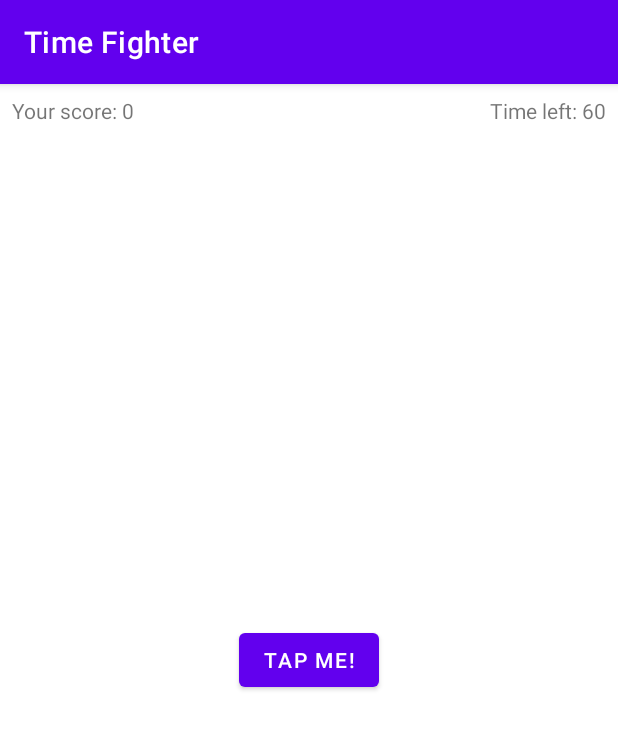
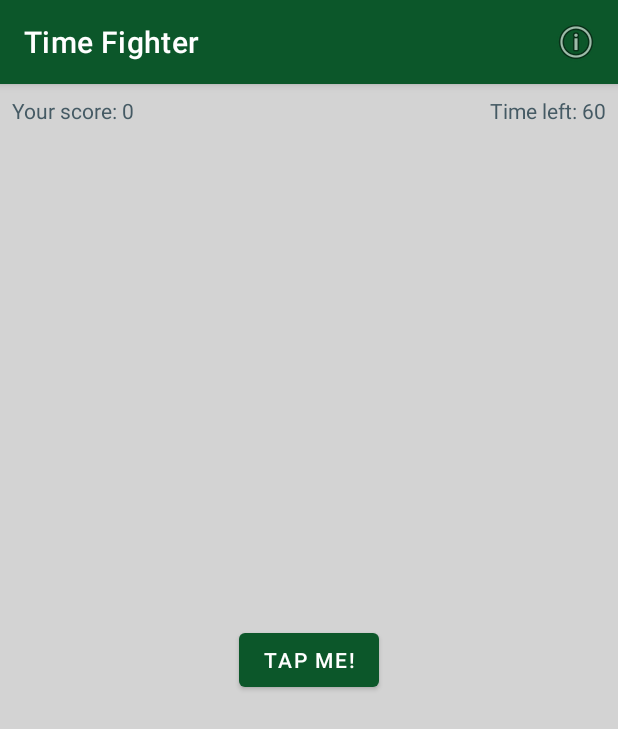
Before and after one commit to superosystem/getting-started, an Android app: the screen it shows after launch (MainActivity), on a phone screen of 412 x 824 dp. Shown: the top 729 px of the screen. Run offline under Robolectric (Android 15) with nearby library versions, the phone set to English and light mode, and no system bars.

Commit message:
custom theme and dialog menu

```diff
--- a/app/src/main/java/com/orbitfiftyeight/timefighter/MainActivity.kt
+++ b/app/src/main/java/com/orbitfiftyeight/timefighter/MainActivity.kt
@@ -3,9 +3,13 @@
 import android.os.Bundle
 import android.os.CountDownTimer
 import android.util.Log
+import android.view.Menu
+import android.view.MenuItem
+import android.view.animation.AnimationUtils
 import android.widget.Button
 import android.widget.TextView
 import android.widget.Toast
+import androidx.appcompat.app.AlertDialog
 import androidx.appcompat.app.AppCompatActivity
 
 class MainActivity : AppCompatActivity() {
@@ -40,7 +44,11 @@
         gameScoreTextView = findViewById(R.id.game_score_text_view)
         timeLeftTextView = findViewById(R.id.time_left_text_view)
         tapMeButton = findViewById(R.id.tap_me_button)
-        tapMeButton.setOnClickListener { incrementScore() }
+        tapMeButton.setOnClickListener { view ->
+            val bounceAnimation = AnimationUtils.loadAnimation(this, R.anim.bounce)
+            view.startAnimation(bounceAnimation)
+            incrementScore() }
+
         // RESET GAME
         if (savedInstanceState != null) {
             score = savedInstanceState.getInt(SCORE_KEY)
@@ -65,6 +73,20 @@
         super.onDestroy()
 
         Log.d(TAG, "onDestroy called.")
+    }
+
+    override fun onCreateOptionsMenu(menu: Menu?): Boolean {
+        // Inflate the menu; this adds items to the action bar if it is present.
+        super.onCreateOptionsMenu(menu)
+        menuInflater.inflate(R.menu.menu, menu)
+        return true
+    }
+
+    override fun onOptionsItemSelected(item: MenuItem): Boolean {
+        if (item.itemId == R.id.about_item) {
+            showInfo()
+        }
+        return true
     }
 
     private fun incrementScore() {
@@ -137,4 +159,14 @@
         countDownTimer.start()
         gameStarted = true
     }
+
+    private fun showInfo() {
+        val dialogTitle = getString(R.string.about_title, BuildConfig.VERSION_NAME)
+        val dialogMessage = getString(R.string.about_message)
+
+        val builder = AlertDialog.Builder(this)
+        builder.setTitle(dialogTitle)
+        builder.setMessage(dialogMessage)
+        builder.create().show()
+    }
 }
--- /dev/null
+++ b/app/src/main/res/anim/bounce.xml
@@ -0,0 +1,15 @@
+<?xml version="1.0" encoding="utf-8"?>
+<set xmlns:android="http://schemas.android.com/apk/res/android"
+    android:fillAfter="true"
+    android:interpolator="@android:anim/bounce_interpolator">
+
+    <scale
+        android:duration="2000"
+        android:fromXScale="2.0"
+        android:fromYScale="2.0"
+        android:pivotX="50%"
+        android:pivotY="50%"
+        android:toXScale="1.0"
+        android:toYScale="1.0" />
+
+</set>
--- a/app/src/main/res/layout/activity_main.xml
+++ b/app/src/main/res/layout/activity_main.xml
@@ -4,6 +4,7 @@
     xmlns:tools="http://schemas.android.com/tools"
     android:layout_width="match_parent"
     android:layout_height="match_parent"
+    android:background="@color/colorBackground"
     tools:context=".MainActivity">
 
     <TextView
@@ -13,6 +14,7 @@
         android:layout_marginStart="8dp"
         android:layout_marginTop="8dp"
         android:text="@string/your_score"
+        android:textColor="#455A64"
         app:layout_constraintStart_toStartOf="parent"
         app:layout_constraintTop_toTopOf="parent"
         app:layout_editor_absoluteX="16dp"
@@ -26,6 +28,7 @@
         android:layout_marginTop="8dp"
         android:layout_marginEnd="8dp"
         android:text="@string/time_left"
+        android:textColor="#455A64"
         app:layout_constraintEnd_toEndOf="parent"
         app:layout_constraintTop_toTopOf="parent"
         app:layout_editor_absoluteX="16dp"
--- /dev/null
+++ b/app/src/main/res/menu/menu.xml
@@ -0,0 +1,10 @@
+<?xml version="1.0" encoding="utf-8"?>
+<menu xmlns:app="http://schemas.android.com/apk/res-auto"
+    xmlns:android="http://schemas.android.com/apk/res/android">
+
+    <item
+        android:id="@+id/about_item"
+        android:icon="@android:drawable/ic_menu_info_details"
+        android:title="@string/about"
+        app:showAsAction="always" />
+</menu>
--- a/app/src/main/res/values-night/themes.xml
+++ b/app/src/main/res/values-night/themes.xml
@@ -2,13 +2,13 @@
     <!-- Base application theme. -->
     <style name="Theme.Timefighter" parent="Theme.MaterialComponents.DayNight.DarkActionBar">
         <!-- Primary brand color. -->
-        <item name="colorPrimary">@color/purple_200</item>
-        <item name="colorPrimaryVariant">@color/purple_700</item>
-        <item name="colorOnPrimary">@color/black</item>
+        <item name="colorPrimary">@color/colorPrimary</item>
+        <item name="colorPrimaryVariant">@color/colorPrimary</item>
+        <item name="colorOnPrimary">@android:color/white</item>
         <!-- Secondary brand color. -->
-        <item name="colorSecondary">@color/teal_200</item>
-        <item name="colorSecondaryVariant">@color/teal_200</item>
-        <item name="colorOnSecondary">@color/black</item>
+        <item name="colorSecondary">@color/colorAccent</item>
+        <item name="colorSecondaryVariant">@color/colorAccent</item>
+        <item name="colorOnSecondary">@android:color/black</item>
         <!-- Status bar color. -->
         <item name="android:statusBarColor">?attr/colorPrimaryVariant</item>
         <!-- Customize your theme here. -->
--- a/app/src/main/res/values/colors.xml
+++ b/app/src/main/res/values/colors.xml
@@ -1,10 +1,7 @@
 <?xml version="1.0" encoding="utf-8"?>
 <resources>
-    <color name="purple_200">#FFBB86FC</color>
-    <color name="purple_500">#FF6200EE</color>
-    <color name="purple_700">#FF3700B3</color>
-    <color name="teal_200">#FF03DAC5</color>
-    <color name="teal_700">#FF018786</color>
-    <color name="black">#FF000000</color>
-    <color name="white">#FFFFFFFF</color>
+    <color name="colorPrimary">#0C572A</color>
+    <color name="colorPrimaryDark">#388E3C</color>
+    <color name="colorAccent">#8BC34A</color>
+    <color name="colorBackground">#D3D3D3</color>
 </resources>
--- a/app/src/main/res/values/strings.xml
+++ b/app/src/main/res/values/strings.xml
@@ -4,4 +4,7 @@
     <string name="your_score">Your score: %1$d</string>
     <string name="time_left">Time left: %1$d</string>
     <string name="game_over_message">Time\'s up! Your score was: %1$d</string>
+    <string name="about_title">Time Fighter %1$s</string>
+    <string name="about_message">Created by ORBIT58</string>
+    <string name="about">About</string>
 </resources>
--- a/app/src/main/res/values/themes.xml
+++ b/app/src/main/res/values/themes.xml
@@ -2,13 +2,13 @@
     <!-- Base application theme. -->
     <style name="Theme.Timefighter" parent="Theme.MaterialComponents.DayNight.DarkActionBar">
         <!-- Primary brand color. -->
-        <item name="colorPrimary">@color/purple_500</item>
-        <item name="colorPrimaryVariant">@color/purple_700</item>
-        <item name="colorOnPrimary">@color/white</item>
+        <item name="colorPrimary">@color/colorPrimary</item>
+        <item name="colorPrimaryVariant">@color/colorPrimary</item>
+        <item name="colorOnPrimary">@android:color/white</item>
         <!-- Secondary brand color. -->
-        <item name="colorSecondary">@color/teal_200</item>
-        <item name="colorSecondaryVariant">@color/teal_700</item>
-        <item name="colorOnSecondary">@color/black</item>
+        <item name="colorSecondary">@color/colorAccent</item>
+        <item name="colorSecondaryVariant">@color/colorAccent</item>
+        <item name="colorOnSecondary">@android:color/black</item>
         <!-- Status bar color. -->
         <item name="android:statusBarColor">?attr/colorPrimaryVariant</item>
         <!-- Customize your theme here. -->
```
